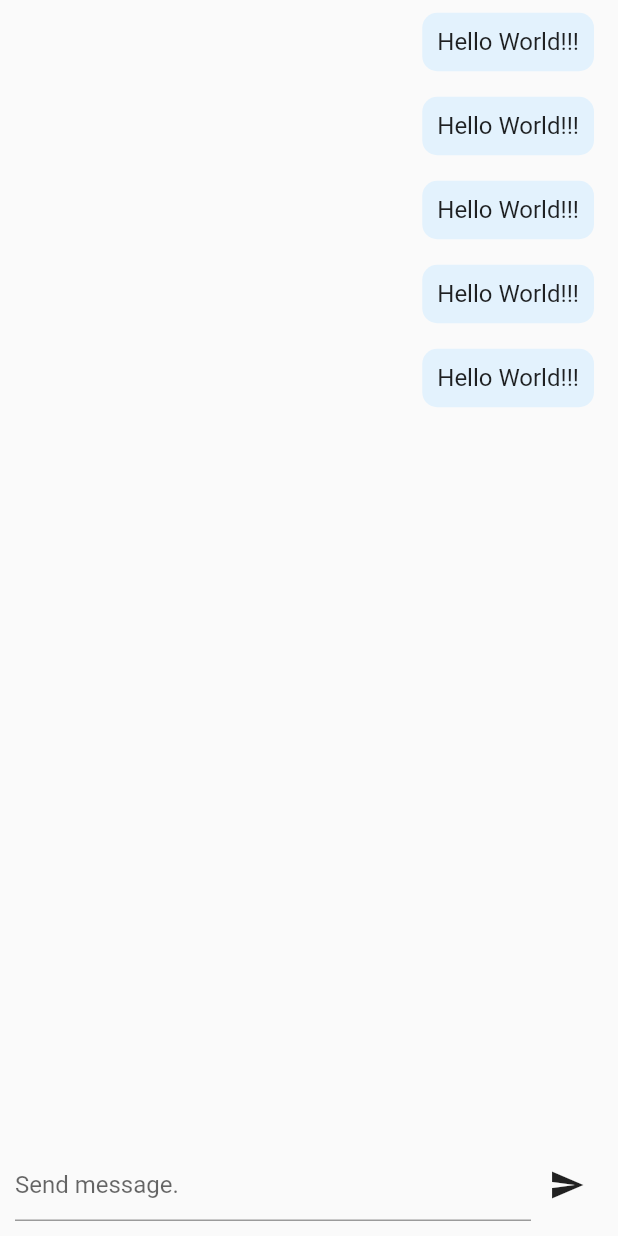
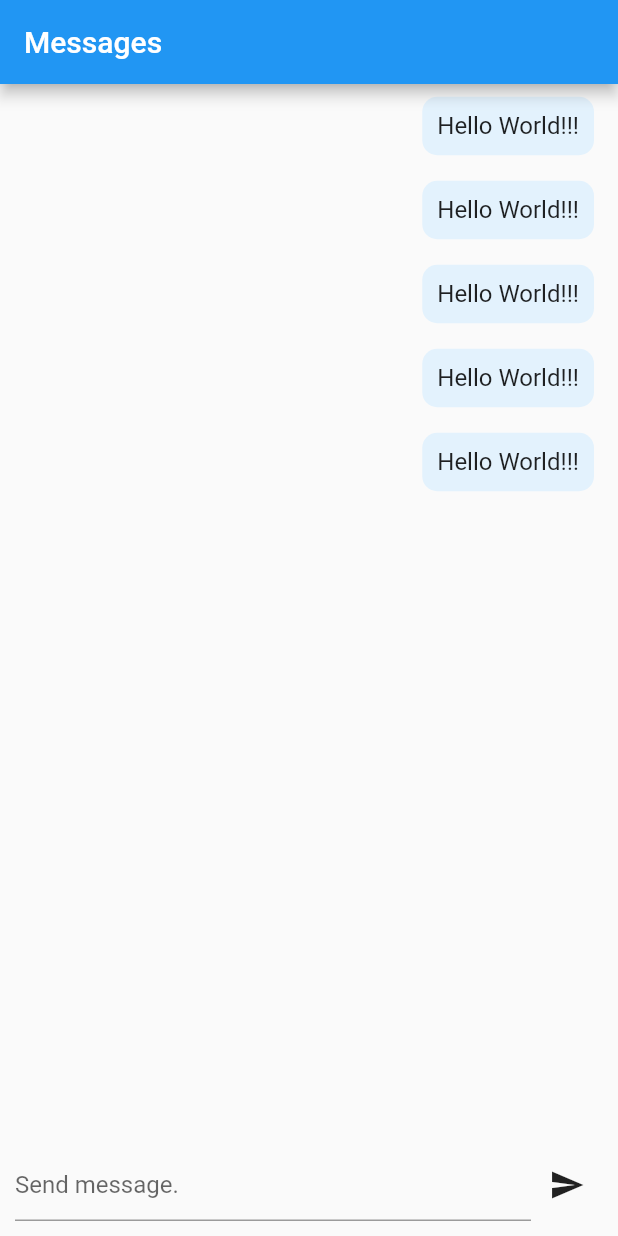
Before and after one commit to frontenddevtrainer/edu_ecommerce_fb_2, a Flutter app: the screen it shows once a user with an empty profile is signed in, on a phone screen of 412 x 824 dp. Run offline on Flutter 3.47's test engine with Material 2 defaults, Android fonts, the phone set to English and light mode, and no system bars; our stand-ins replace cloud_firestore, firebase_auth, firebase_core; accounts and stored records are empty.

Commit message:
Added safearea and appbar

```diff
--- a/lib/screens/MessagesScreen.dart
+++ b/lib/screens/MessagesScreen.dart
@@ -8,7 +8,9 @@ class MessagesScreen extends StatelessWidget {
   @override
   Widget build(BuildContext context) {
     return Scaffold(
-        body: Column(
+        appBar: AppBar(title: const Text("Messages")),
+        body: SafeArea(
+            child: Column(
           children: [
             Expanded(
                 child: ListView.builder(
@@ -40,6 +42,6 @@ class MessagesScreen extends StatelessWidget {
               ]),
             )
           ],
-    ));
+        )));
   }
 }
```
Lines whose indentation alone changed are shown as unchanged.
